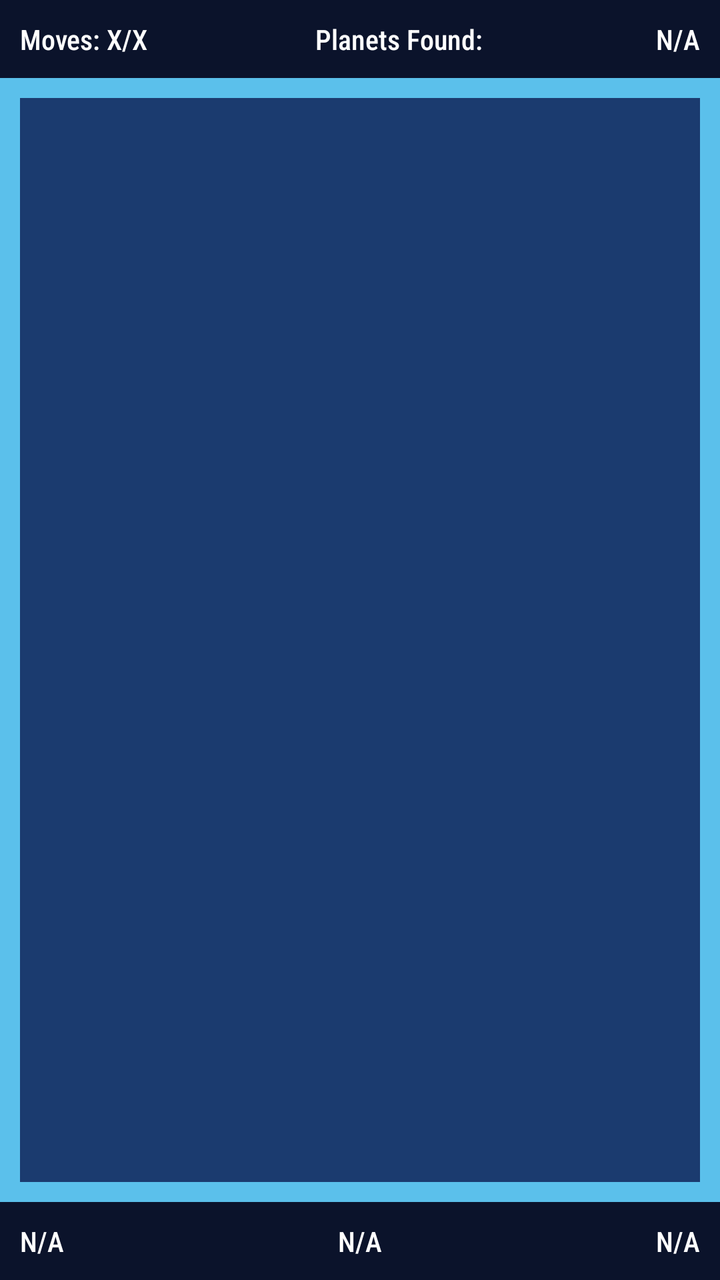
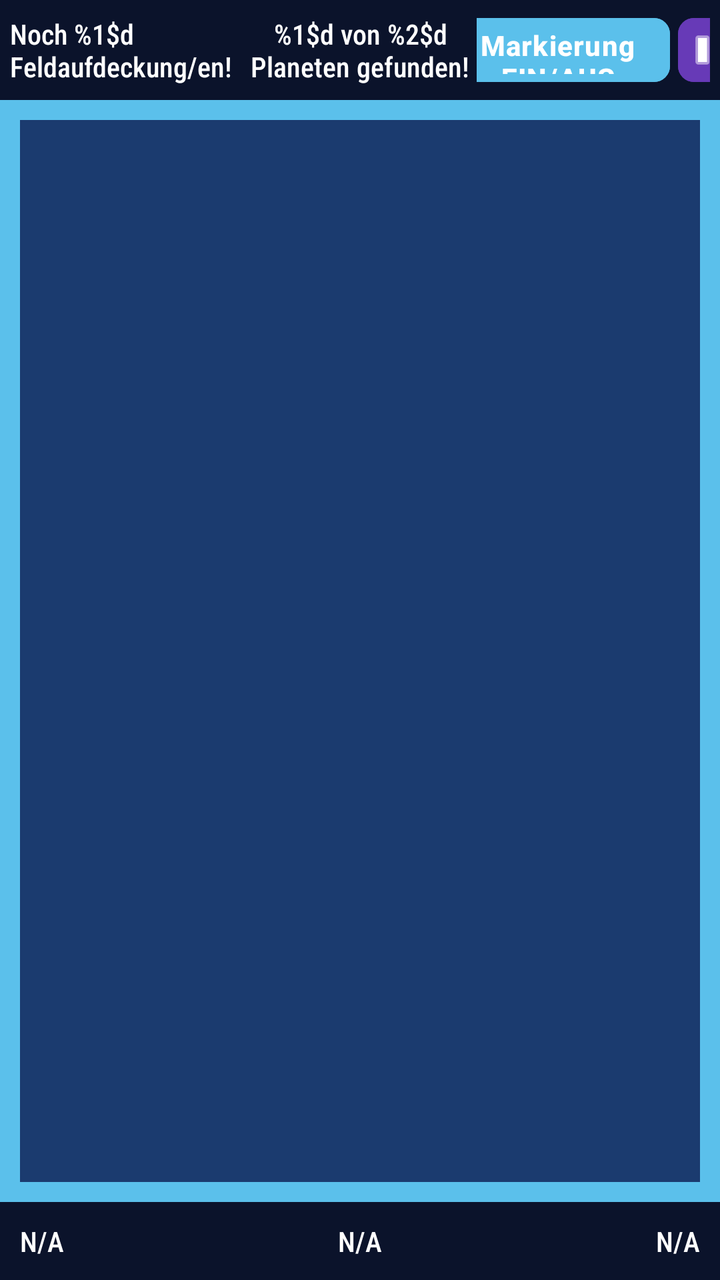

The first picture is an Android layout as it rendered before a commit; the second is the same layout after the commit. The layout source and the unified diff follow.
<!-- AndroidManifest.xml: application theme Theme.Galactica -->
<!-- res/layout/activity_ingame_single_player.xml -->
<?xml version="1.0" encoding="utf-8"?>
<androidx.constraintlayout.widget.ConstraintLayout xmlns:android="http://schemas.android.com/apk/res/android"
    xmlns:app="http://schemas.android.com/apk/res-auto"
    xmlns:tools="http://schemas.android.com/tools"
    android:id="@+id/main"
    android:layout_width="match_parent"
    android:layout_height="match_parent"
    android:background="@color/space_glow"
    tools:context=".SinglePlayerActivity">

    <LinearLayout
        android:layout_width="match_parent"
        android:layout_height="match_parent"
        android:orientation="vertical">

        <LinearLayout
            android:layout_width="fill_parent"
            android:layout_height="wrap_content"
            android:background="@color/space_dark"
            android:gravity="center"
            android:orientation="horizontal"
            android:padding="10dp">

            <TextView
                android:layout_width="wrap_content"
                android:layout_height="match_parent"
                android:layout_weight="1"
                android:fontFamily="sans-serif-condensed-medium"
                android:text="Moves: X/X"
                android:textAlignment="textStart"
                android:textColor="#FFFFFF" />

            <TextView
                android:layout_width="wrap_content"
                android:layout_height="match_parent"
                android:layout_weight="1"
                android:fontFamily="sans-serif-condensed-medium"
                android:text="Planets Found: "
                android:textAlignment="center"
                android:textColor="#FFFFFF" />

            <TextView
                android:layout_width="wrap_content"
                android:layout_height="match_parent"
                android:layout_weight="1"
                android:fontFamily="sans-serif-condensed-medium"
                android:text="@string/placeholder"
                android:textAlignment="textEnd"
                android:textColor="#FFFFFF" />
        </LinearLayout>

        <GridLayout
            android:id="@+id/single_player_grid"
            android:layout_width="match_parent"
            android:layout_height="0dp"
            android:layout_marginHorizontal="10dp"
            android:layout_marginVertical="10dp"
            android:background="@color/space_blue"
            android:columnCount="7"
            android:orientation="horizontal"
            android:padding="10dp"
            android:rowCount="8"
            android:layout_weight = "1"
            />

        <LinearLayout
            android:layout_width="fill_parent"
            android:layout_height="wrap_content"
            android:background="@color/space_dark"
            android:gravity="center"
            android:orientation="horizontal"
            android:padding="10dp">

            <TextView
                android:layout_width="wrap_content"
                android:layout_height="match_parent"
                android:layout_weight="1"
                android:fontFamily="sans-serif-condensed-medium"
                android:text="@string/placeholder"
                android:textAlignment="textStart"
                android:textColor="#FFFFFF" />

            <TextView
                android:layout_width="wrap_content"
                android:layout_height="match_parent"
                android:layout_weight="1"
                android:fontFamily="sans-serif-condensed-medium"
                android:text="@string/placeholder"
                android:textAlignment="center"
                android:textColor="#FFFFFF" />

            <TextView
                android:layout_width="wrap_content"
                android:layout_height="match_parent"
                android:layout_weight="1"
                android:fontFamily="sans-serif-condensed-medium"
                android:text="@string/placeholder"
                android:textAlignment="textEnd"
                android:textColor="#FFFFFF" />
        </LinearLayout>

    </LinearLayout>

</androidx.constraintlayout.widget.ConstraintLayout>
<!-- resources referenced by this layout -->
<resources>
  <color name="space_blue">#1B3B6F</color>
  <color name="space_dark">#0B132B</color>
  <color name="space_glow">#5BC0EB</color>
  <string name="placeholder">N/A</string>
  <style name="Theme.Galactica" parent="Base.Theme.Galactica" />
  <style name="Base.Theme.Galactica" parent="Theme.Material3.DayNight.NoActionBar">
  
          
          <item name="materialButtonStyle">@style/GalacticaButton</item>
  
          
          <item name="materialButtonOutlinedStyle">@style/GalacticaButton.Outlined</item>
  
          
          
  
          
      </style>
  <style name="GalacticaButton" parent="Widget.Material3.Button">
          <item name="android:backgroundTint">@color/space_glow</item>
          <item name="android:textColor">@color/white</item>
          <item name="cornerRadius">8dp</item>
          <item name="android:textStyle">bold</item>
          
          <item name="android:minHeight">52dp</item>
          <item name="android:insetTop">2dp</item>
          <item name="android:insetBottom">2dp</item>
          <item name="android:insetLeft">2dp</item>
          <item name="android:insetRight">2dp</item>
          <item name="android:letterSpacing">0.03</item>
      </style>
  <style name="GalacticaButton.Outlined" parent="Widget.Material3.Button.OutlinedButton">
          <item name="strokeColor">@color/space_glow</item>
          <item name="strokeWidth">2dp</item>
          <item name="cornerRadius">2dp</item>
          <item name="android:textColor">@color/white</item>
          <item name="android:minHeight">52dp</item>
      </style>
  <color name="white">#FFFFFFFF</color>
</resources>

<!-- the commit's change to res/layout/activity_ingame_single_player.xml (unified diff, before → after) -->
@@ -19,34 +19,69 @@
             android:background="@color/space_dark"
             android:gravity="center"
             android:orientation="horizontal"
-            android:padding="10dp">
+            android:padding="5dp"
+            android:weightSum="3">
 
             <TextView
-                android:layout_width="wrap_content"
+                android:id="@+id/moves_left_text_view"
+                android:layout_width="0dp"
                 android:layout_height="match_parent"
                 android:layout_weight="1"
                 android:fontFamily="sans-serif-condensed-medium"
-                android:text="Moves: X/X"
-                android:textAlignment="textStart"
+                android:text="@string/x_moves_left"
+                android:gravity="start|center"
                 android:textColor="#FFFFFF" />
 
             <TextView
-                android:layout_width="wrap_content"
+                android:id="@+id/planets_founds_text_view"
+                android:layout_width="0dp"
                 android:layout_height="match_parent"
                 android:layout_weight="1"
                 android:fontFamily="sans-serif-condensed-medium"
-                android:text="Planets Found: "
-                android:textAlignment="center"
+                android:text="@string/y_von_z_planeten_gefunden"
+                android:gravity="center|center"
                 android:textColor="#FFFFFF" />
+            <LinearLayout
+                android:layout_width="0dp"
+                android:layout_height="40dp"
+                android:layout_weight="1"
+                android:gravity="center|center"
+                android:weightSum="2"
+                >
+                <RelativeLayout
+                    android:layout_width="0dp"
+                    android:layout_height="0dp"
+                    android:layout_weight="1"
+                    tools:ignore="NestedWeights">
+                </RelativeLayout>
+                <Button
+                    android:id="@+id/flagging_toggle"
+                    android:layout_width="wrap_content"
+                    android:layout_height="36dp"
+                    android:padding="4dp"
+                    android:layout_marginHorizontal="0dp"
+                    android:text="@string/flag_mode"/>
+                <RelativeLayout
+                    android:layout_width="0dp"
+                    android:layout_height="0dp"
+                    android:layout_weight="1"
+                    tools:ignore="NestedWeights">
+                </RelativeLayout>
 
-            <TextView
-                android:layout_width="wrap_content"
-                android:layout_height="match_parent"
-                android:layout_weight="1"
-                android:fontFamily="sans-serif-condensed-medium"
-                android:text="@string/placeholder"
-                android:textAlignment="textEnd"
-                android:textColor="#FFFFFF" />
+                <Button
+                    android:id="@+id/pause_button"
+                    android:layout_width="wrap_content"
+                    android:layout_height="36dp"
+                    android:layout_marginHorizontal="0dp"
+                    android:backgroundTint="#673AB7"
+                    android:letterSpacing="0"
+                    android:minWidth="0dp"
+                    android:padding="4dp"
+                    app:icon="@android:drawable/ic_media_pause"
+                    app:iconPadding="0dp"
+                    app:iconSize="24dp" />
+            </LinearLayout>
+
         </LinearLayout>
 
         <GridLayout
<!-- resource entries referenced after the edit -->
@@ -3,7 +3,10 @@
   <color name="space_blue">#1B3B6F</color>
   <color name="space_dark">#0B132B</color>
   <color name="space_glow">#5BC0EB</color>
+  <string name="flag_mode">Markierung EIN/AUS</string>
   <string name="placeholder">N/A</string>
+  <string name="x_moves_left">Noch %1$d Feldaufdeckung/en!</string>
+  <string name="y_von_z_planeten_gefunden">%1$d von %2$d Planeten gefunden!</string>
   <style name="Theme.Galactica" parent="Base.Theme.Galactica" />
   <style name="Base.Theme.Galactica" parent="Theme.Material3.DayNight.NoActionBar">
   
